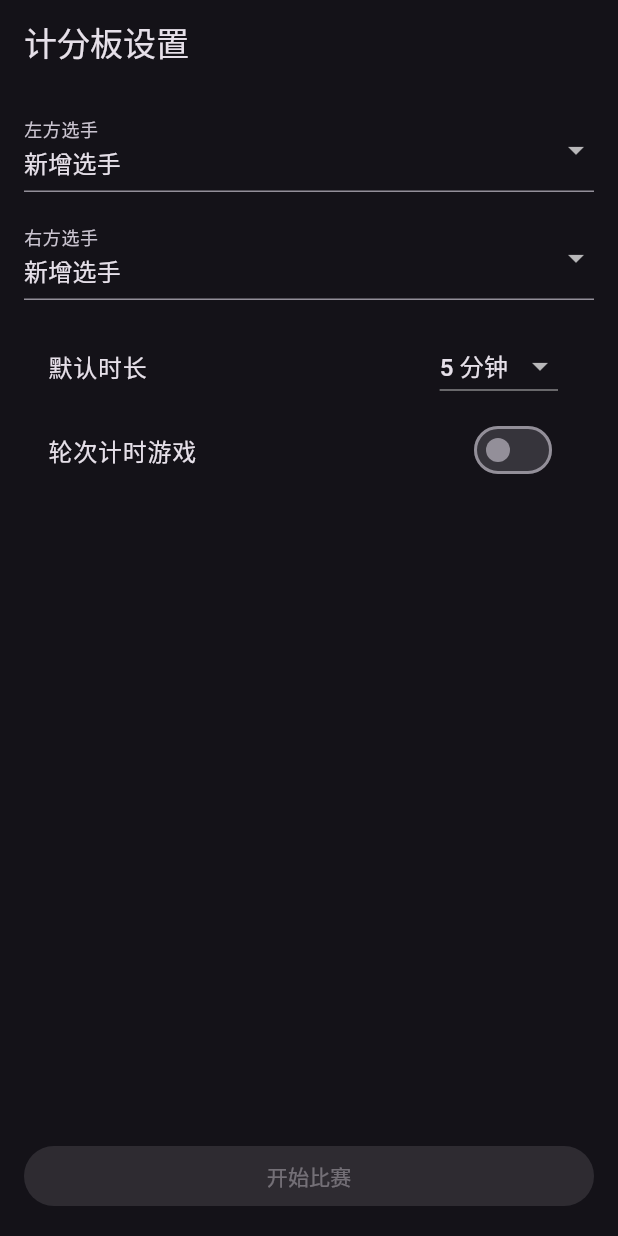
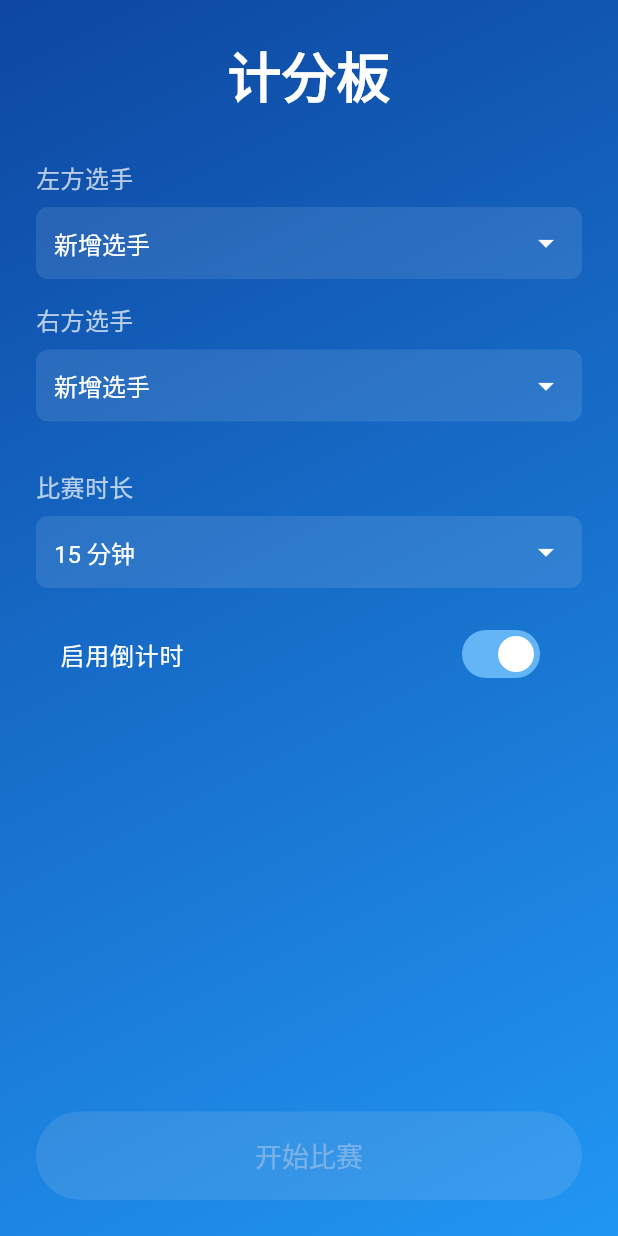
Before and after one commit to xmq479361/super_score_board, a Flutter app: the screen it shows after launch, on a phone screen of 412 x 824 dp. Run offline on Flutter 3.47's test engine with Material 3 defaults, Android fonts, the phone set to English and light mode, and no system bars; our stand-ins replace shared_preferences.

Commit message:
dev: project v1.0

```diff
--- a/super_score_board/lib/main.dart
+++ b/super_score_board/lib/main.dart
@@ -35,6 +35,7 @@ class ScoreApp extends StatelessWidget {
         primarySwatch: Colors.blue,
         brightness: Brightness.dark,
       ),
+      debugShowCheckedModeBanner: false,
       home: StartScreen(storageService: storageService),
     );
   }
--- a/super_score_board/lib/models/game_settings.dart
+++ b/super_score_board/lib/models/game_settings.dart
@@ -2,30 +2,26 @@ class GameSettings {
   final String leftPlayerId;
   final String rightPlayerId;
   final int duration;
-  final bool isRoundTimer;
-  final int roundDuration;
+  final bool isCountdownEnabled;
 
   GameSettings({
     required this.leftPlayerId,
     required this.rightPlayerId,
     required this.duration,
-    required this.isRoundTimer,
-    required this.roundDuration,
+    required this.isCountdownEnabled,
   });
 
   Map<String, dynamic> toJson() => {
     'leftPlayerId': leftPlayerId,
     'rightPlayerId': rightPlayerId,
     'duration': duration,
-    'isRoundTimer': isRoundTimer,
-    'roundDuration': roundDuration,
+    'isCountdownEnabled': isCountdownEnabled,
   };
 
   factory GameSettings.fromJson(Map<String, dynamic> json) => GameSettings(
     leftPlayerId: json['leftPlayerId'],
     rightPlayerId: json['rightPlayerId'],
     duration: json['duration'],
-    isRoundTimer: json['isRoundTimer'],
-    roundDuration: json['roundDuration'],
+    isCountdownEnabled: json['isCountdownEnabled'],
   );
 }
--- a/super_score_board/lib/models/game_state.dart
+++ b/super_score_board/lib/models/game_state.dart
@@ -4,9 +4,7 @@ class GameState {
   final int leftScore;
   final int rightScore;
   final int timeLeft;
-  final bool isRoundTimer;
-  final int roundTimeLeft;
-  final bool isLeftPlayerTurn;
+  final bool isCountdownEnabled;
 
   GameState({
     required this.leftPlayerId,
@@ -14,9 +12,7 @@ class GameState {
     required this.leftScore,
     required this.rightScore,
     required this.timeLeft,
-    required this.isRoundTimer,
-    required this.roundTimeLeft,
-    required this.isLeftPlayerTurn,
+    required this.isCountdownEnabled,
   });
 
   Map<String, dynamic> toJson() => {
@@ -25,9 +21,7 @@ class GameState {
     'leftScore': leftScore,
     'rightScore': rightScore,
     'timeLeft': timeLeft,
-    'isRoundTimer': isRoundTimer,
-    'roundTimeLeft': roundTimeLeft,
-    'isLeftPlayerTurn': isLeftPlayerTurn,
+    'isCountdownEnabled': isCountdownEnabled,
   };
 
   factory GameState.fromJson(Map<String, dynamic> json) => GameState(
@@ -36,8 +30,6 @@ class GameState {
     leftScore: json['leftScore'],
     rightScore: json['rightScore'],
     timeLeft: json['timeLeft'],
-    isRoundTimer: json['isRoundTimer'],
-    roundTimeLeft: json['roundTimeLeft'],
-    isLeftPlayerTurn: json['isLeftPlayerTurn'],
+    isCountdownEnabled: json['isCountdownEnabled'],
   );
 }
--- a/super_score_board/lib/screens/start_screen.dart
+++ b/super_score_board/lib/screens/start_screen.dart
@@ -1,4 +1,5 @@
 import 'package:flutter/material.dart';
+
 import '../models/game_settings.dart';
 import '../models/player.dart';
 import '../services/storage_service.dart';
@@ -18,9 +19,8 @@ class _StartScreenState extends State<StartScreen> {
   List<Player> players = [];
   Player? leftPlayer;
   Player? rightPlayer;
-  int defaultDuration = 300; // 5 minutes
-  bool isRoundTimer = false;
-  int roundDuration = 30;
+  int defaultDuration = 900; // 15 minutes
+  bool isCountdownEnabled = true;
 
   @override
   void initState() {
@@ -37,13 +37,12 @@ class _StartScreenState extends State<StartScreen> {
         leftPlayer = players.firstWhere((p) => p.id == lastGame.leftPlayerId);
         rightPlayer = players.firstWhere((p) => p.id == lastGame.rightPlayerId);
         defaultDuration = lastGame.duration;
-        isRoundTimer = lastGame.isRoundTimer;
-        roundDuration = lastGame.roundDuration;
+        isCountdownEnabled = lastGame.isCountdownEnabled;
       }
     });
   }
 
-  Future<void> _addNewPlayer() async {
+  Future<Player?> _addNewPlayer() async {
     final newPlayer = await showDialog<Player>(
       context: context,
       builder: (context) => const AddPlayerDialog(),
@@ -54,81 +53,167 @@ class _StartScreenState extends State<StartScreen> {
       });
       await widget.storageService.savePlayers(players);
     }
+    return newPlayer;
   }
 
   @override
   Widget build(BuildContext context) {
     return Scaffold(
-      appBar: AppBar(title: const Text('计分板设置')),
-      body: Padding(
-        padding: const EdgeInsets.all(16.0),
+      body: Container(
+        decoration: BoxDecoration(
+          gradient: LinearGradient(
+            begin: Alignment.topLeft,
+            end: Alignment.bottomRight,
+            colors: [Colors.blue.shade900, Colors.blue.shade500],
+          ),
+        ),
+        child: SafeArea(
+          child: Padding(
+            padding: const EdgeInsets.all(24.0),
             child: Column(
               crossAxisAlignment: CrossAxisAlignment.stretch,
               children: [
-            _buildPlayerDropdown('左方选手', leftPlayer, (Player? p) => setState(() => leftPlayer = p)),
+                const Text(
+                  '计分板',
+                  style: TextStyle(
+                    fontSize: 36,
+                    fontWeight: FontWeight.bold,
+                    color: Colors.white,
+                  ),
+                  textAlign: TextAlign.center,
+                ),
+                const SizedBox(height: 32),
+                _buildPlayerSelector('左方选手', leftPlayer,
+                    (Player? p) => setState(() => leftPlayer = p)),
                 const SizedBox(height: 16),
-            _buildPlayerDropdown('右方选手', rightPlayer, (Player? p) => setState(() => rightPlayer = p)),
+                _buildPlayerSelector('右方选手', rightPlayer,
+                    (Player? p) => setState(() => rightPlayer = p)),
+                const SizedBox(height: 32),
+                _buildDurationSelector(),
                 const SizedBox(height: 16),
-            ListTile(
-              title: const Text('默认时长'),
-              trailing: DropdownButton<int>(
+                _buildCountdownToggle(),
+                const Spacer(),
+                ElevatedButton(
+                  onPressed: (leftPlayer != null && rightPlayer != null)
+                      ? () => _startGame()
+                      : null,
+                  style: ElevatedButton.styleFrom(
+                    foregroundColor: Colors.white,
+                    backgroundColor: Colors.blue.shade900,
+                    padding: const EdgeInsets.symmetric(vertical: 16),
+                    textStyle: const TextStyle(fontSize: 18),
+                  ),
+                  child: const Text('开始比赛'),
+                ),
+              ],
+            ),
+          ),
+        ),
+      ),
+    );
+  }
+
+  Widget _buildPlayerSelector(
+      String label, Player? selectedPlayer, void Function(Player?) onChanged) {
+    return Column(
+      crossAxisAlignment: CrossAxisAlignment.start,
+      children: [
+        Text(
+          label,
+          style: const TextStyle(color: Colors.white70, fontSize: 16),
+        ),
+        const SizedBox(height: 8),
+        Container(
+          decoration: BoxDecoration(
+            color: Colors.white.withOpacity(0.1),
+            borderRadius: BorderRadius.circular(8),
+          ),
+          padding: const EdgeInsets.symmetric(horizontal: 12),
+          child: DropdownButtonHideUnderline(
+            child: DropdownButton<Player>(
+              value: selectedPlayer,
+              isExpanded: true,
+              dropdownColor: Colors.blue.shade800,
+              icon: const Icon(Icons.arrow_drop_down, color: Colors.white),
+              style: const TextStyle(color: Colors.white, fontSize: 16),
+              items: [
+                ...players.map((p) => DropdownMenuItem(
+                    value: p,
+                    child: Container(
+                        color: p.color,
+                        child: Text(
+                          p.name,
+                          // style: TextStyle(color: p.color),
+                        )))),
+                const DropdownMenuItem(value: null, child: Text('新增选手')),
+              ],
+              onChanged: (value) async {
+                if (value == null) {
+                  final newPlayer = await _addNewPlayer();
+                  if (newPlayer != null) onChanged(newPlayer);
+                } else {
+                  onChanged(value);
+                }
+              },
+            ),
+          ),
+        ),
+      ],
+    );
+  }
+
+  Widget _buildDurationSelector() {
+    return Column(
+      crossAxisAlignment: CrossAxisAlignment.start,
+      children: [
+        const Text(
+          '比赛时长',
+          style: TextStyle(color: Colors.white70, fontSize: 16),
+        ),
+        const SizedBox(height: 8),
+        Container(
+          decoration: BoxDecoration(
+            color: Colors.white.withOpacity(0.1),
+            borderRadius: BorderRadius.circular(8),
+          ),
+          padding: const EdgeInsets.symmetric(horizontal: 12),
+          child: DropdownButtonHideUnderline(
+            child: DropdownButton<int>(
               value: defaultDuration,
-                items: [300, 600, 900].map((int value) {
+              isExpanded: true,
+              dropdownColor: Colors.blue.shade800,
+              icon: const Icon(Icons.arrow_drop_down, color: Colors.white),
+              style: const TextStyle(color: Colors.white, fontSize: 16),
+              items: [300, 600, 900, 1200, 1500, 1800].map((int value) {
                 return DropdownMenuItem<int>(
                   value: value,
                   child: Text('${value ~/ 60} 分钟'),
                 );
               }).toList(),
-                onChanged: (value) => setState(() => defaultDuration = value!),
+              onChanged: (value) {
+                setState(() => defaultDuration = value!);
+              },
             ),
           ),
-            SwitchListTile(
-              title: const Text('轮次计时游戏'),
-              value: isRoundTimer,
-              onChanged: (value) => setState(() => isRoundTimer = value),
-            ),
-            if (isRoundTimer)
-              ListTile(
-                title: const Text('单轮计时时间'),
-                trailing: DropdownButton<int>(
-                  value: roundDuration,
-                  items: [15, 30, 45, 60].map((int value) {
-                    return DropdownMenuItem<int>(
-                      value: value,
-                      child: Text('$value 秒'),
-                    );
-                  }).toList(),
-                  onChanged: (value) => setState(() => roundDuration = value!),
-                ),
-              ),
-            const Spacer(),
-            ElevatedButton(
-              onPressed: (leftPlayer != null && rightPlayer != null)
-                  ? () => _startGame()
-                  : null,
-              child: const Text('开始比赛'),
         ),
       ],
-        ),
-      ),
     );
   }
 
-  Widget _buildPlayerDropdown(String label, Player? selectedPlayer, void Function(Player?) onChanged) {
-    return DropdownButtonFormField<Player>(
-      decoration: InputDecoration(labelText: label),
-      value: selectedPlayer,
-      items: [
-        ...players.map((p) => DropdownMenuItem(value: p, child: Text(p.name))),
-        const DropdownMenuItem(value: null, child: Text('新增选手')),
-      ],
+  Widget _buildCountdownToggle() {
+    return SwitchListTile(
+      title: const Text(
+        '启用倒计时',
+        style: TextStyle(color: Colors.white, fontSize: 16),
+      ),
+      value: isCountdownEnabled,
       onChanged: (value) {
-        if (value == null) {
-          _addNewPlayer();
-        } else {
-          onChanged(value);
-        }
+        setState(() => isCountdownEnabled = value);
       },
+      activeColor: Colors.white,
+      activeTrackColor: Colors.blue.shade300,
+      inactiveThumbColor: Colors.grey.shade400,
+      inactiveTrackColor: Colors.grey.shade700,
     );
   }
 
@@ -137,8 +222,7 @@ class _StartScreenState extends State<StartScreen> {
       leftPlayerId: leftPlayer!.id,
       rightPlayerId: rightPlayer!.id,
       duration: defaultDuration,
-      isRoundTimer: isRoundTimer,
-      roundDuration: roundDuration,
+      isCountdownEnabled: isCountdownEnabled,
     ));
     Navigator.of(context).pushReplacement(
       MaterialPageRoute(
@@ -147,8 +231,7 @@ class _StartScreenState extends State<StartScreen> {
           leftPlayer: leftPlayer!,
           rightPlayer: rightPlayer!,
           defaultDuration: defaultDuration,
-          isRoundTimer: isRoundTimer,
-          roundDuration: roundDuration,
+          isCountdownEnabled: isCountdownEnabled,
         ),
       ),
     );
--- a/super_score_board/lib/widgets/add_player_dialog.dart
+++ b/super_score_board/lib/widgets/add_player_dialog.dart
@@ -35,6 +35,7 @@ class _AddPlayerDialogState extends State<AddPlayerDialog> {
               Colors.red,
               Colors.green,
               Colors.orange,
+              Colors.pinkAccent.shade100,
               Colors.purple,
               Colors.teal,
             ].map((color) => GestureDetector(
```
Also changed, not shown: super_score_board/lib/screens/score_board.dart (+86 -92 lines). Lines whose indentation alone changed are shown as unchanged.
